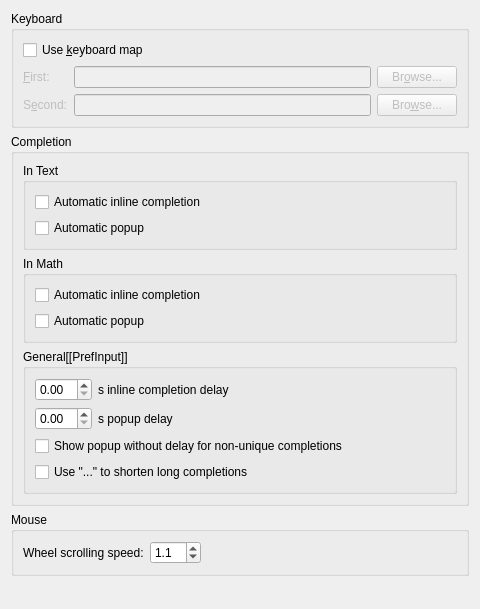
Before: the Qt Designer form src/frontends/qt4/ui/PrefInputUi.ui in cburschka/lyx, drawn with Qt 5.
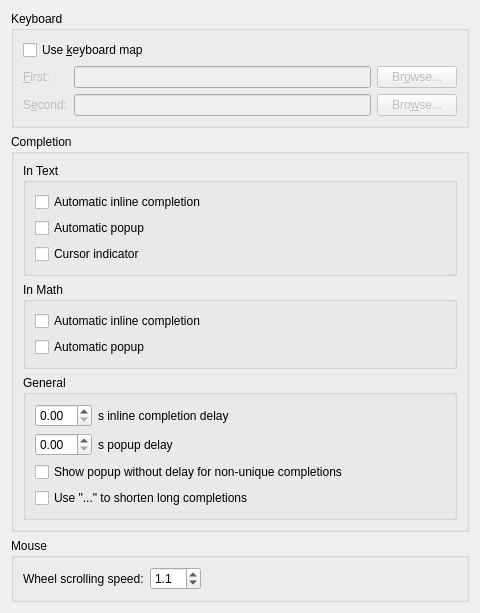
After: the same form once the commit is applied.

Commit message: * possibility to disable the completion cursor in text. All those   "*supported" methods maybe should be merged with a bit-enum as return value.

What changed in the file:
```diff
--- a/src/frontends/qt4/ui/PrefInputUi.ui
+++ b/src/frontends/qt4/ui/PrefInputUi.ui
@@ -142,6 +142,16 @@
            </property>
           </widget>
          </item>
+         <item>
+          <widget class="QCheckBox" name="cursorTextCB" >
+           <property name="toolTip" >
+            <string>Show a small triangle on the cursor if a completion is available in text mode.</string>
+           </property>
+           <property name="text" >
+            <string>Cursor indicator</string>
+           </property>
+          </widget>
+         </item>
         </layout>
        </widget>
       </item>
@@ -180,7 +190,7 @@
       <item>
        <widget class="QGroupBox" name="groupBox_4" >
         <property name="title" >
-         <string>General[[PrefInput]]</string>
+         <string>General</string>
         </property>
         <layout class="QVBoxLayout" >
          <item>
```
The commit also changes 10 other files.
